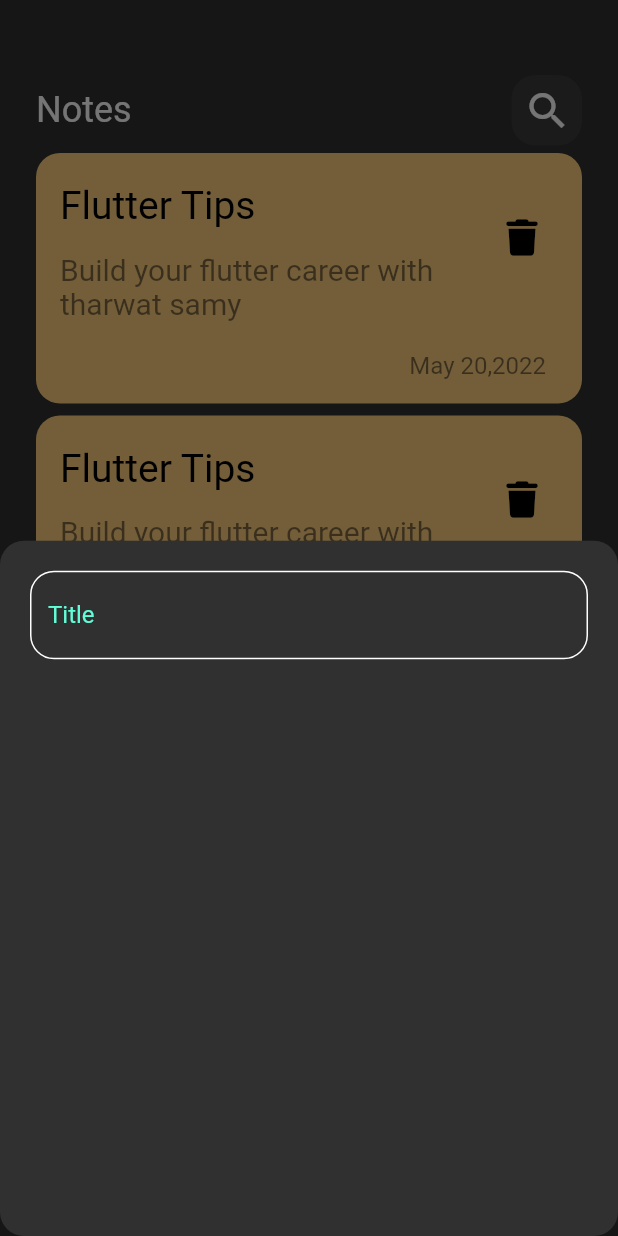
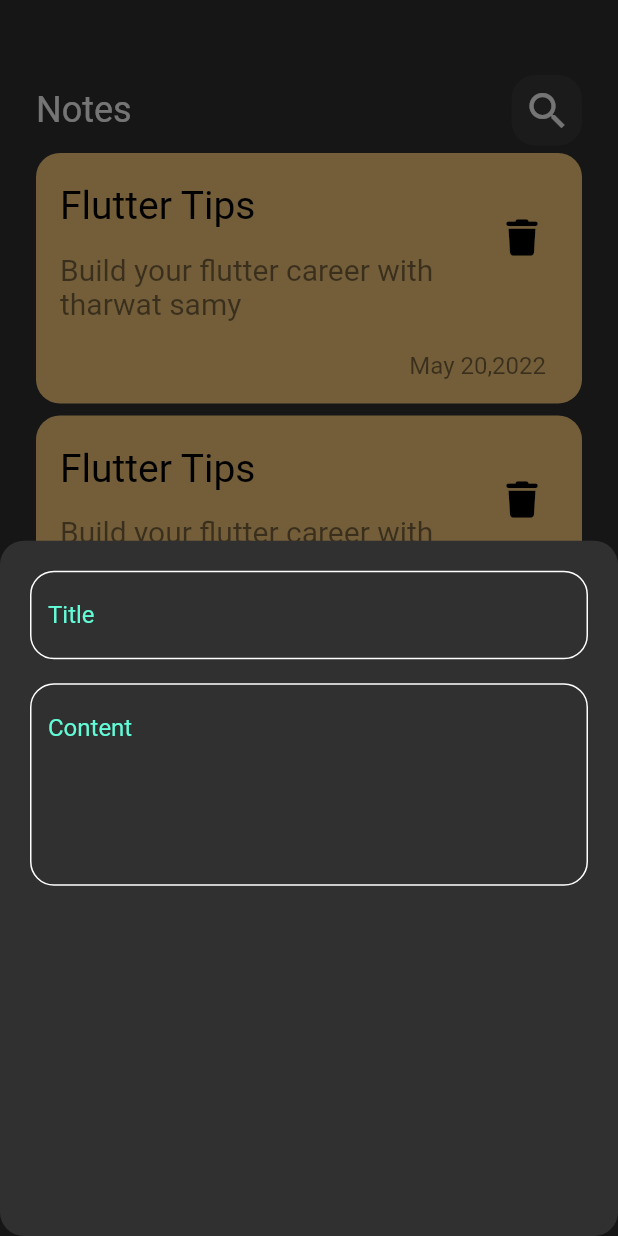
Before and after one commit to hasnaanagy/Notes_App, a Flutter app: the screen it shows after launch, after a tap on the "add" icon, on a phone screen of 412 x 824 dp. Run offline on Flutter 3.47's test engine with Material 2 defaults, Android fonts, the phone set to English and light mode, and no system bars; our stand-ins replace font_awesome_flutter; Roboto replaces fonts that are missing (assests/fonts/Poppins-Regular.ttf).

Commit message:
add fields to notes sheet

```diff
--- a/lib/views/widgets/custom_text_field.dart
+++ b/lib/views/widgets/custom_text_field.dart
@@ -2,14 +2,16 @@ import 'package:flutter/material.dart';
 import 'package:notesapp/constants.dart';
 
 class CustomTextField extends StatelessWidget {
-  const CustomTextField({super.key});
-
+  const CustomTextField({super.key, required this.hint, this.maxlines = 1});
+  final String hint;
+  final int maxlines;
   @override
   Widget build(BuildContext context) {
     return TextField(
+      maxLines: maxlines,
       cursorColor: Kprimarycolor,
       decoration: InputDecoration(
-        hintText: 'Title',
+        hintText: hint,
         hintStyle: TextStyle(color: Kprimarycolor),
         border: buildBorder(),
         enabledBorder: buildBorder(),
--- a/lib/views/widgets/note_sheet.dart
+++ b/lib/views/widgets/note_sheet.dart
@@ -14,7 +14,16 @@ class NotesBottomSheet extends StatelessWidget {
         padding: EdgeInsets.symmetric(vertical: 20, horizontal: 20),
         child: Column(
           children: [
-            CustomTextField(),
+            CustomTextField(
+              hint: 'Title',
+            ),
+            SizedBox(
+              height: 16,
+            ),
+            CustomTextField(
+              hint: 'Content',
+              maxlines: 5,
+            )
           ],
         ),
       ),
```
